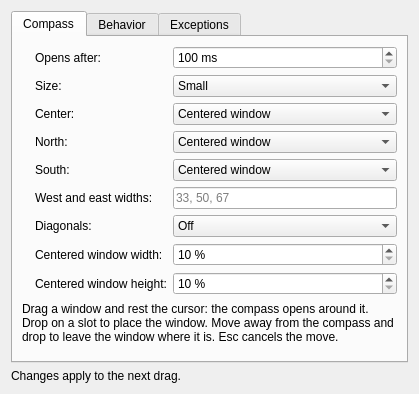
Before: the Qt Designer form package/contents/ui/config.ui in to1un/pafta, drawn with Qt 5.
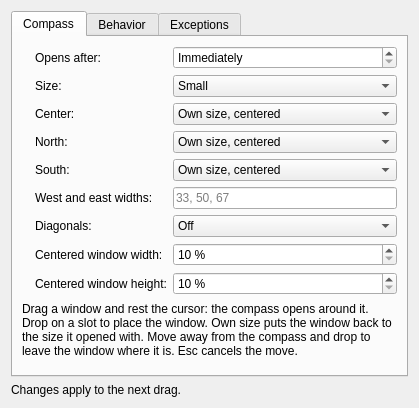
After: the same form once the commit is applied. Icons and pictures are not drawn.

Commit message:
feat: own-size hub, fill north, and an immediate compass
- The compass never puts windows into native tiles any more; a window in
  a tile resizes with the tile instead of on its own.
- New "own size" slot (the hub by default): the size the window opened
  with, or was last resized to by hand while free, centered.
- Defaults: hub own size, north fill the screen, south centered.
- "Opens after" accepts 0 (Immediately): the compass opens as soon as
  the window is grabbed, once per drag.
- tools/gen-config-ui.py writes config.ui.

What changed in the file:
```diff
--- a/package/contents/ui/config.ui
+++ b/package/contents/ui/config.ui
@@ -36,7 +36,7 @@
                       <item row="0" column="1">
                         <widget class="QSpinBox" name="kcfg_dwellMs">
                           <property name="minimum">
-                            <number>100</number>
+                            <number>0</number>
                           </property>
                           <property name="maximum">
                             <number>1000</number>
@@ -47,6 +47,12 @@
                           <property name="suffix">
                             <string> ms</string>
                           </property>
+                          <property name="specialValueText">
+                            <string>Immediately</string>
+                          </property>
+                          <property name="toolTip">
+                            <string>How long the cursor rests before the compass opens. Immediately: it opens as soon as you grab the window, once per drag.</string>
+                          </property>
                         </widget>
                       </item>
                       <item row="1" column="0">
@@ -84,6 +90,11 @@
                       </item>
                       <item row="2" column="1">
                         <widget class="QComboBox" name="kcfg_compassCenter">
+                          <item>
+                            <property name="text">
+                              <string>Own size, centered</string>
+                            </property>
+                          </item>
                           <item>
                             <property name="text">
                               <string>Centered window</string>
@@ -125,6 +136,11 @@
                       </item>
                       <item row="3" column="1">
                         <widget class="QComboBox" name="kcfg_compassNorth">
+                          <item>
+                            <property name="text">
+                              <string>Own size, centered</string>
+                            </property>
+                          </item>
                           <item>
                             <property name="text">
                               <string>Centered window</string>
@@ -166,6 +182,11 @@
                       </item>
                       <item row="4" column="1">
                         <widget class="QComboBox" name="kcfg_compassSouth">
+                          <item>
+                            <property name="text">
+                              <string>Own size, centered</string>
+                            </property>
+                          </item>
                           <item>
                             <property name="text">
                               <string>Centered window</string>
@@ -294,7 +315,7 @@
               <item>
                 <widget class="QLabel">
                   <property name="text">
-                    <string>Drag a window and rest the cursor: the compass opens around it. Drop on a slot to place the window. Move away from the compass and drop to leave the window where it is. Esc cancels the move.</string>
+                    <string>Drag a window and rest the cursor: the compass opens around it. Drop on a slot to place the window. Own size puts the window back to the size it opened with. Move away from the compass and drop to leave the window where it is. Esc cancels the move.</string>
                   </property>
                   <property name="wordWrap">
                     <bool>true</bool>
```
Left out of the diff: 32 changed lines with no effect on the pictures. The commit also changes 8 other files.
